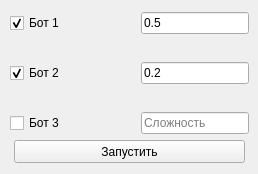
Old version of the form ui/start.ui in the repository AsciiShell/hse_scrabble.
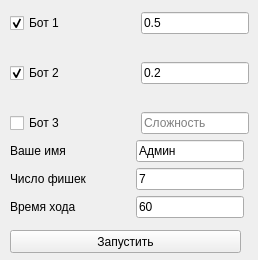
New version of the form.

Commit message: Доработка интерфейса

```diff
--- a/ui/start.ui
+++ b/ui/start.ui
@@ -7,7 +7,7 @@
     <x>0</x>
     <y>0</y>
     <width>258</width>
-    <height>174</height>
+    <height>260</height>
    </rect>
   </property>
   <property name="sizePolicy">
@@ -19,13 +19,13 @@
   <property name="minimumSize">
    <size>
     <width>258</width>
-    <height>174</height>
+    <height>260</height>
    </size>
   </property>
   <property name="maximumSize">
    <size>
     <width>258</width>
-    <height>174</height>
+    <height>260</height>
    </size>
   </property>
   <property name="windowTitle">
@@ -34,8 +34,8 @@
   <widget class="QPushButton" name="pushButton">
    <property name="geometry">
     <rect>
-     <x>14</x>
-     <y>140</y>
+     <x>10</x>
+     <y>230</y>
      <width>231</width>
      <height>23</height>
     </rect>
@@ -205,6 +205,117 @@
     </item>
    </layout>
   </widget>
+  <widget class="QWidget" name="">
+   <property name="geometry">
+    <rect>
+     <x>10</x>
+     <y>140</y>
+     <width>234</width>
+     <height>80</height>
+    </rect>
+   </property>
+   <layout class="QVBoxLayout" name="verticalLayout_2">
+    <item>
+     <layout class="QHBoxLayout" name="horizontalLayout_4">
+      <item>
+       <widget class="QLabel" name="label">
+        <property name="text">
+         <string>Ваше имя</string>
+        </property>
+       </widget>
+      </item>
+      <item>
+       <spacer name="horizontalSpacer_4">
+        <property name="orientation">
+         <enum>Qt::Horizontal</enum>
+        </property>
+        <property name="sizeHint" stdset="0">
+         <size>
+          <width>18</width>
+          <height>20</height>
+         </size>
+        </property>
+       </spacer>
+      </item>
+      <item>
+       <widget class="QLineEdit" name="lineEdit_Name">
+        <property name="text">
+         <string>Админ</string>
+        </property>
+       </widget>
+      </item>
+     </layout>
+    </item>
+    <item>
+     <layout class="QHBoxLayout" name="horizontalLayout_5">
+      <item>
+       <widget class="QLabel" name="label_2">
+        <property name="text">
+         <string>Число фишек</string>
+        </property>
+       </widget>
+      </item>
+      <item>
+       <spacer name="horizontalSpacer_5">
+        <property name="orientation">
+         <enum>Qt::Horizontal</enum>
+        </property>
+        <property name="sizeHint" stdset="0">
+         <size>
+          <width>18</width>
+          <height>20</height>
+         </size>
+        </property>
+       </spacer>
+      </item>
+      <item>
+       <widget class="QLineEdit" name="lineEdit_Start">
+        <property name="inputMask">
+         <string>D</string>
+        </property>
+        <property name="text">
+         <string>7</string>
+        </property>
+       </widget>
+      </item>
+     </layout>
+    </item>
+    <item>
+     <layout class="QHBoxLayout" name="horizontalLayout_6">
+      <item>
+       <widget class="QLabel" name="label_3">
+        <property name="text">
+         <string>Время хода</string>
+        </property>
+       </widget>
+      </item>
+      <item>
+       <spacer name="horizontalSpacer_6">
+        <property name="orientation">
+         <enum>Qt::Horizontal</enum>
+        </property>
+        <property name="sizeHint" stdset="0">
+         <size>
+          <width>18</width>
+          <height>20</height>
+         </size>
+        </property>
+       </spacer>
+      </item>
+      <item>
+       <widget class="QLineEdit" name="lineEdit_time">
+        <property name="inputMask">
+         <string>D00</string>
+        </property>
+        <property name="text">
+         <string>60</string>
+        </property>
+       </widget>
+      </item>
+     </layout>
+    </item>
+   </layout>
+  </widget>
  </widget>
  <resources/>
  <connections/>
```
The commit also changes 1 other file.
